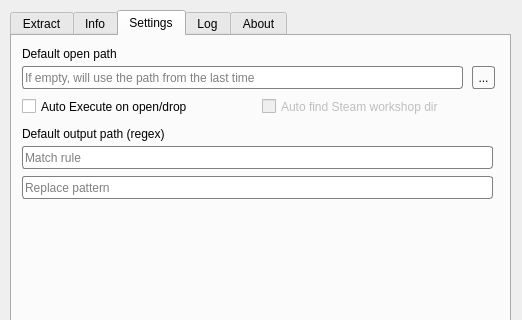
Above: mainwindow.ui from Tianming-Wu/RePKG-GUI before the change; both pictures show x 0 to 522 and y 0 to 320 of the 522 by 603 pixel window. Below: the same form after it.
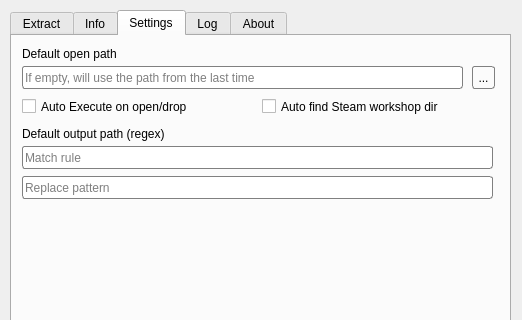
That is the form after the change. The open tabs and pages were chosen to show the change. Icons and pictures are not drawn. Custom widgets are drawn as their Qt base class.

Patch:
```diff
--- a/mainwindow.ui
+++ b/mainwindow.ui
@@ -246,7 +246,7 @@
      </widget>
      <widget class="QCheckBox" name="cb_ar">
       <property name="enabled">
-       <bool>false</bool>
+       <bool>true</bool>
       </property>
       <property name="geometry">
        <rect>
```
Left out of the diff: 4 changed lines with no effect on the pictures.
